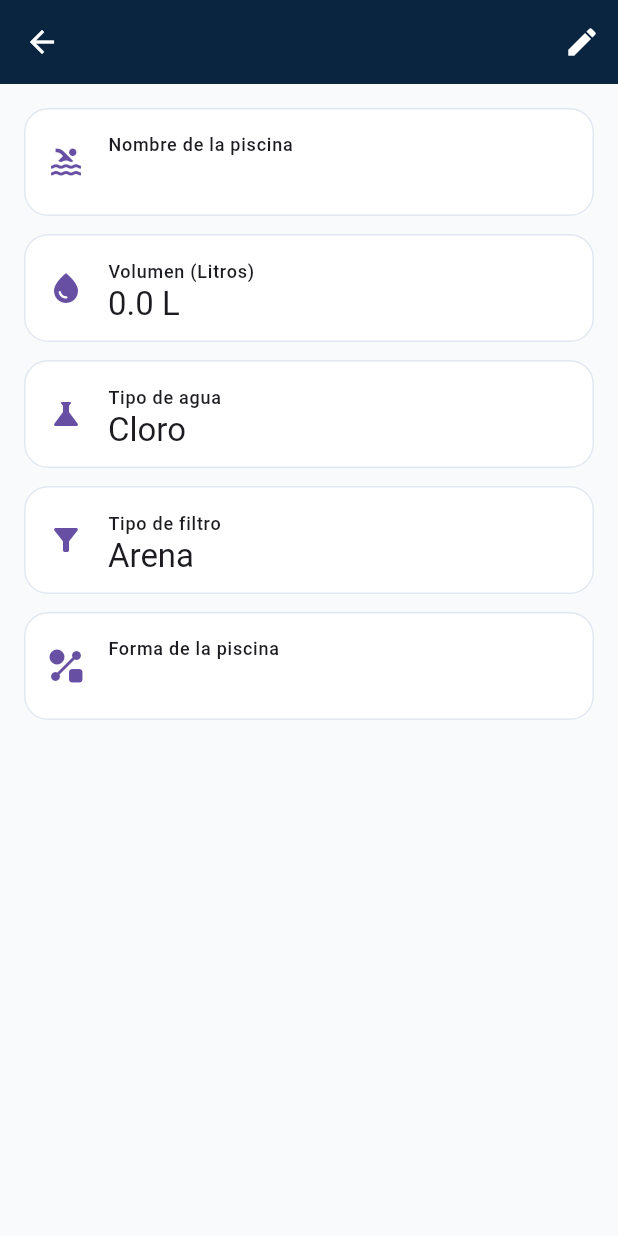
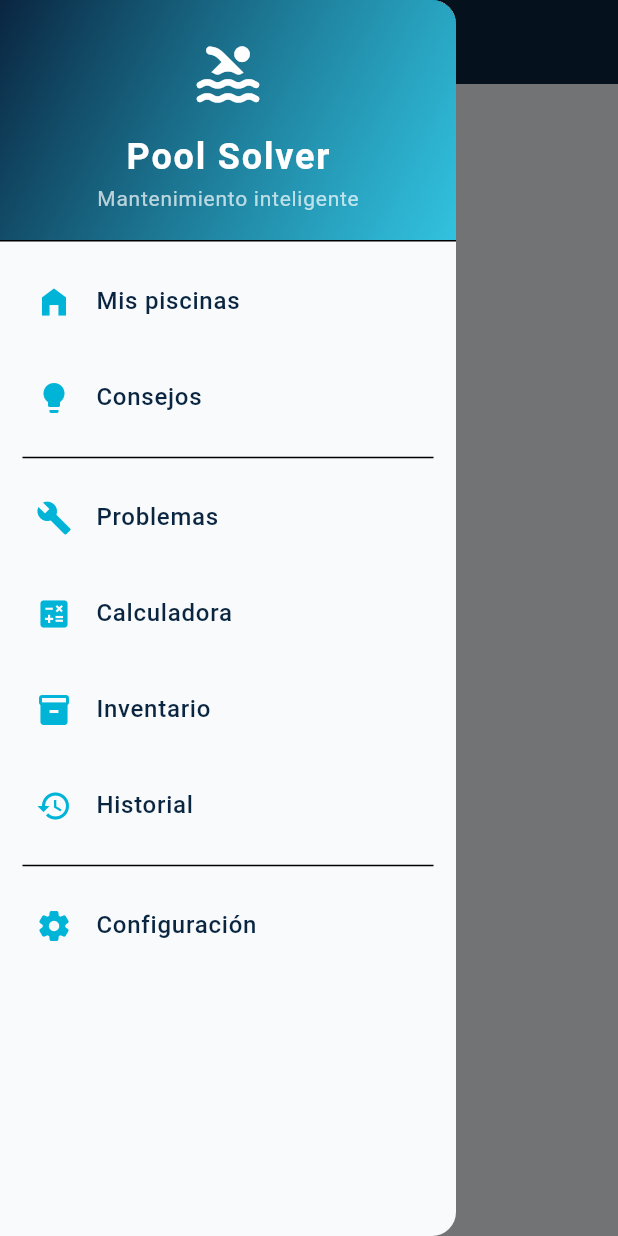
Before and after one commit to cascon77/pool_solver, a Flutter app: the PoolSetupScreen screen opened directly with empty values, with the side drawer open (before the commit the screen has no drawer), on a phone screen of 412 x 824 dp. Run offline on Flutter 3.47's test engine with Material 3 defaults, Android fonts, the phone set to English and light mode, and no system bars; our stand-ins replace drift, flutter_riverpod, go_router; accounts and stored records are empty; generated files the repository leaves out were written again.

Commit message:
[ADD] lateral menu refactoring and new drawer components
- Added localization strings for calculator, problems, maintenance, parameters, inventory, and history in English and Spanish.
- Renamed `LateralMenu` to `LateralHomeMenu` and modularized its structure using new `BuildMenuItem` and `LogoDrawerHeader` widgets.
- Introduced `LateralPoolMenu` to provide pool-specific navigation options.
- Updated `HomeScreen` to use `LateralHomeMenu` and `PoolSetupScreen` to use `LateralPoolMenu`.
- Refactored navigation to use named routes via `GoRouter`.

```diff
--- /dev/null
+++ b/lib/core/widgets/common/build_menu_item.dart
@@ -0,0 +1,29 @@
+import 'package:flutter/material.dart';
+import 'package:pool_solution/core/theme/theme.dart';
+
+class BuildMenuItem extends StatelessWidget {
+  final IconData icon;
+  final String title;
+  final VoidCallback onTap;
+
+  const BuildMenuItem({super.key, required this.icon, required this.title, required this.onTap});
+
+  @override
+  Widget build(BuildContext context) {
+    final isDark = Theme.of(context).brightness == Brightness.dark;
+
+    return ListTile(
+      leading: Icon(icon, color: AppColors.primaryAccent),
+      title: Text(
+        title,
+        style: TextStyle(
+          color: isDark ? Colors.white : AppColors.primaryDark,
+          fontWeight: FontWeight.w500,
+        ),
+      ),
+      onTap: onTap,
+      shape: RoundedRectangleBorder(borderRadius: BorderRadius.circular(10)),
+      contentPadding: const EdgeInsets.symmetric(horizontal: 24, vertical: 4),
+    );
+  }
+}
--- a/lib/core/widgets/common/common.dart
+++ b/lib/core/widgets/common/common.dart
@@ -1,3 +1,3 @@
-export 'package:pool_solution/core/widgets/common/lateral_menu.dart';
+export 'package:pool_solution/core/widgets/common/lateral_home_menu.dart';
 export 'package:pool_solution/core/widgets/common/pool_card.dart';
 export 'package:pool_solution/core/widgets/common/info_card.dart';
--- /dev/null
+++ b/lib/core/widgets/common/lateral_pool_menu.dart
@@ -0,0 +1,88 @@
+import 'package:flutter/material.dart';
+import 'package:go_router/go_router.dart';
+import 'package:pool_solution/core/theme/theme.dart';
+import 'package:pool_solution/core/widgets/common/build_menu_item.dart';
+import 'package:pool_solution/core/widgets/common/logo_drawer_header.dart';
+import 'package:pool_solution/l10n/app_localizations.dart';
+import 'package:pool_solution/routes/routes.dart';
+
+class LateralPoolMenu extends StatelessWidget {
+  const LateralPoolMenu({super.key});
+
+  @override
+  Widget build(BuildContext context) {
+    final isDark = Theme.of(context).brightness == Brightness.dark;
+    final l10n = AppLocalizations.of(context)!;
+
+    return Drawer(
+        backgroundColor: isDark ? AppColors.backgroundDark : AppColors.backgroundLight,
+        child: ListView(
+          padding: EdgeInsets.zero,
+          children: [
+            LogoDrawerHeader(),
+            BuildMenuItem(
+              icon: Icons.home_filled,
+              title: l10n.homePools,
+              onTap: (){
+                Navigator.pop(context);
+                context.pushReplacementNamed(Routes.home);
+              }
+            ),
+            BuildMenuItem(
+              icon: Icons.lightbulb,
+              title: l10n.homeTips,
+              onTap: () {
+                Navigator.pop(context);
+                context.pushNamed(Routes.tips);
+              },
+            ),
+
+            const Divider(indent: 15, endIndent: 15),
+
+            BuildMenuItem(
+              icon: Icons.build,
+              title: l10n.problems,
+              onTap: () {
+                Navigator.pop(context);
+                context.pushNamed(Routes.configuration);
+              },
+            ),
+            BuildMenuItem(
+              icon: Icons.calculate,
+              title: l10n.calculator,
+              onTap: () {
+                Navigator.pop(context);
+                context.pushNamed(Routes.configuration);
+              },
+            ),
+            BuildMenuItem(
+              icon: Icons.inventory,
+              title: l10n.inventory,
+              onTap: () {
+                Navigator.pop(context);
+                context.pushNamed(Routes.configuration);
+              },
+            ),
+            BuildMenuItem(
+              icon: Icons.history,
+              title: l10n.history,
+              onTap: () {
+                Navigator.pop(context);
+                context.pushNamed(Routes.configuration);
+              },
+            ),
+            const Divider(indent: 15, endIndent: 15),
+            BuildMenuItem(
+              icon: Icons.settings_rounded,
+              title: l10n.homeConfiguration,
+              onTap: () {
+                Navigator.pop(context);
+                context.pushNamed(Routes.configuration);
+              },
+            ),
+
+          ],
+        ),
+    );
+  }
+}
--- /dev/null
+++ b/lib/core/widgets/common/logo_drawer_header.dart
@@ -0,0 +1,51 @@
+import 'package:flutter/material.dart';
+import 'package:pool_solution/core/theme/theme.dart';
+import 'package:pool_solution/l10n/app_localizations.dart';
+
+class LogoDrawerHeader extends StatelessWidget {
+  const LogoDrawerHeader({super.key});
+
+  @override
+  Widget build(BuildContext context) {
+    final isDark = Theme.of(context).brightness == Brightness.dark;
+    final appBarColor = Theme.of(context).appBarTheme.backgroundColor ?? AppColors.primaryDark;
+    final l10n = AppLocalizations.of(context)!;
+
+
+    return DrawerHeader(
+      decoration: BoxDecoration(
+        color: appBarColor,
+        gradient: LinearGradient(
+          begin: Alignment.topLeft,
+          end: Alignment.bottomRight,
+          colors: isDark
+              ? [AppColors.backgroundDark, AppColors.surfaceDark]
+              : [AppColors.primaryDark, AppColors.primaryAccent.withValues(alpha: 0.8)],
+        ),
+      ),
+      child: Column(
+        mainAxisAlignment: MainAxisAlignment.center,
+        children: [
+          const Icon(Icons.pool_rounded, size: 50, color: Colors.white),
+          const SizedBox(height: 12),
+          Text(
+            l10n.appTitle,
+            style: const TextStyle(
+              color: Colors.white,
+              fontSize: 24,
+              fontWeight: FontWeight.bold,
+              letterSpacing: 1.2,
+            ),
+          ),
+          Text(
+            l10n.description,
+            style: TextStyle(
+              color: Colors.white.withValues(alpha: 0.7),
+              fontSize: 14,
+            ),
+          ),
+        ],
+      ),
+    );
+  }
+}
--- a/lib/l10n/app_es.arb
+++ b/lib/l10n/app_es.arb
@@ -138,5 +138,11 @@
   "english": "English",
   "apply": "Aplicar",
   "liters": " L",
-  "notAvailable": "N/A"
+  "notAvailable": "N/A",
+  "calculator": "Calculadora",
+  "problems": "Problemas",
+  "maintenance": "Mantenimiento",
+  "parameters": "Parámetros",
+  "inventory": "Inventario",
+  "history": "Historial"
 }
--- a/lib/l10n/app_localizations.dart
+++ b/lib/l10n/app_localizations.dart
@@ -928,6 +928,42 @@ abstract class AppLocalizations {
   /// In en, this message translates to:
   /// **'N/A'**
   String get notAvailable;
+
+  /// No description provided for @calculator.
+  ///
+  /// In en, this message translates to:
+  /// **'Calculator'**
+  String get calculator;
+
+  /// No description provided for @problems.
+  ///
+  /// In en, this message translates to:
+  /// **'Problems'**
+  String get problems;
+
+  /// No description provided for @maintenance.
+  ///
+  /// In en, this message translates to:
+  /// **'Maintenance'**
+  String get maintenance;
+
+  /// No description provided for @parameters.
+  ///
+  /// In en, this message translates to:
+  /// **'Parameters'**
+  String get parameters;
+
+  /// No description provided for @inventory.
+  ///
+  /// In en, this message translates to:
+  /// **'Inventory'**
+  String get inventory;
+
+  /// No description provided for @history.
+  ///
+  /// In en, this message translates to:
+  /// **'History'**
+  String get history;
 }
 
 class _AppLocalizationsDelegate extends LocalizationsDelegate<AppLocalizations> {
--- a/lib/l10n/app_localizations_es.dart
+++ b/lib/l10n/app_localizations_es.dart
@@ -424,4 +424,22 @@ class AppLocalizationsEs extends AppLocalizations {
 
   @override
   String get notAvailable => 'N/A';
+
+  @override
+  String get calculator => 'Calculadora';
+
+  @override
+  String get problems => 'Problemas';
+
+  @override
+  String get maintenance => 'Mantenimiento';
+
+  @override
+  String get parameters => 'Parámetros';
+
+  @override
+  String get inventory => 'Inventario';
+
+  @override
+  String get history => 'Historial';
 }
--- a/lib/presentation/screens/home/home_screen.dart
+++ b/lib/presentation/screens/home/home_screen.dart
@@ -16,7 +16,7 @@ class HomeScreen extends ConsumerWidget {
     final poolsAsync = ref.watch(poolsListProvider);
 
     return Scaffold(
-      drawer: LateralMenu(),
+      drawer: LateralHomeMenu(),
       appBar: AppBar(title: Text(l10n.appTitle)),
       body: poolsAsync.when(
         data: (pools) {
--- a/lib/presentation/screens/pool_setup/pool_setup_screen.dart
+++ b/lib/presentation/screens/pool_setup/pool_setup_screen.dart
@@ -1,7 +1,7 @@
 import 'package:flutter/material.dart';
+import 'package:pool_solution/core/widgets/common/lateral_pool_menu.dart';
 import 'package:pool_solution/domain/entities/entities.dart';
 import 'package:pool_solution/l10n/app_localizations.dart';
-import 'package:pool_solution/presentation/screens/screens.dart';
 
 class PoolSetupScreen extends StatelessWidget {
   final PoolEntity pool;
@@ -16,107 +16,12 @@ class PoolSetupScreen extends StatelessWidget {
     final l10n = AppLocalizations.of(context)!;
 
     return Scaffold(
+      drawer: LateralPoolMenu(),
       appBar: AppBar(
         title: Text(pool.name ?? l10n.noName),
-        actions: [
-          IconButton(
-            icon: const Icon(Icons.edit),
-            onPressed: () {
-              Navigator.of(context).push(
-                MaterialPageRoute(
-                  builder: (context) => NewPoolScreen(pool: pool),
-                ),
-              );
-            },
-          ),
-        ],
+        centerTitle: true
       ),
-      body: ListView(
-        padding: const EdgeInsets.all(16.0),
-        children: [
-          _PoolInfoTile(
-            label: l10n.poolName,
-            value: pool.name ?? l10n.notAvailable,
-            icon: Icons.pool,
-          ),
-          _PoolInfoTile(
-            label: l10n.volumeLiters,
-            value: pool.volumeLiters != null
-                ? '${pool.volumeLiters}${l10n.liters}'
-                : l10n.notAvailable,
-            icon: Icons.water_drop,
-          ),
-          _PoolInfoTile(
-            label: l10n.waterType,
-            value: _getWaterTypeText(context, pool.waterType),
-            icon: Icons.science,
-          ),
-          _PoolInfoTile(
-            label: l10n.filterType,
-            value: _getFilterTypeText(context, pool.filterType),
-            icon: Icons.filter_alt,
-          ),
-          _PoolInfoTile(
-            label: l10n.poolShape,
-            value: pool.shape ?? l10n.notAvailable,
-            icon: Icons.shape_line,
-          ),
-        ],
-      ),
-    );
-  }
-
-  String _getWaterTypeText(BuildContext context, WaterType? type) {
-    final l10n = AppLocalizations.of(context)!;
-    if (type == null) return l10n.notAvailable;
-    switch (type) {
-      case WaterType.chlorine:
-        return l10n.chlorine;
-      case WaterType.salt:
-        return l10n.salt;
-    }
-  }
-
-  String _getFilterTypeText(BuildContext context, FilterType? type) {
-    final l10n = AppLocalizations.of(context)!;
-    if (type == null) return l10n.notAvailable;
-    switch (type) {
-      case FilterType.sand:
-        return l10n.sand;
-      case FilterType.cartridge:
-        return l10n.cartridge;
-      case FilterType.glass:
-        return l10n.glass;
-    }
-  }
-}
-
-class _PoolInfoTile extends StatelessWidget {
-  final String label;
-  final String value;
-  final IconData icon;
-
-  const _PoolInfoTile({
-    required this.label,
-    required this.value,
-    required this.icon,
-  });
-
-  @override
-  Widget build(BuildContext context) {
-    return Card(
-      margin: const EdgeInsets.only(bottom: 12.0),
-      child: ListTile(
-        leading: Icon(icon, color: Theme.of(context).primaryColor),
-        title: Text(
-          label,
-          style: Theme.of(context).textTheme.labelMedium,
-        ),
-        subtitle: Text(
-          value,
-          style: Theme.of(context).textTheme.titleLarge,
-        ),
-      ),
+      body: CircularProgressIndicator(),
     );
   }
 }
--- a/lib/presentation/screens/tips/tips_screen.dart
+++ b/lib/presentation/screens/tips/tips_screen.dart
@@ -44,7 +44,6 @@ class _TipsScreenState extends ConsumerState<TipsScreen> {
           ),
         ],
       ),
-      drawer: LateralMenu(),
       body: SafeArea(
         child: Column(
           children: [
```
Also changed, not shown: lib/core/widgets/common/lateral_home_menu.dart (added, +53 -0 lines), lib/core/widgets/common/lateral_menu.dart (deleted, +0 -110 lines), lib/l10n/app_en.arb (+7 -1 lines), lib/l10n/app_localizations_en.dart (+18 -0 lines).
